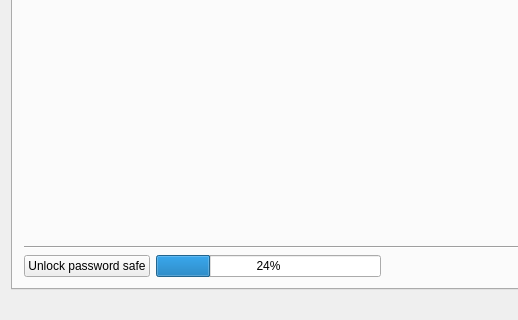
First picture: the form in src/ui/mainwindow.ui, repository Nitrokey/nitrokey-app, before the edit; both pictures show x 0 to 518 and y 461 to 781 of the 801 by 781 pixel window.
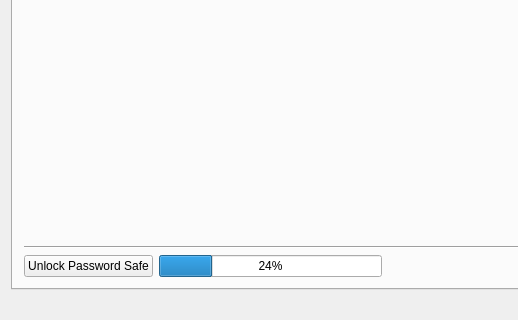
Second picture: the form after the edit. The open tabs and pages were chosen to show the change. Icons and pictures are not drawn.

Commit message:
Accessibility: names for main window
Change tab-stop order in main window
Add and correct accesible names and tooltips

```diff
--- a/src/ui/mainwindow.ui
+++ b/src/ui/mainwindow.ui
@@ -1175,7 +1175,7 @@
           <item>
            <widget class="QPushButton" name="PWS_ButtonEnable">
             <property name="text">
-             <string>Unlock password safe</string>
+             <string>Unlock Password Safe</string>
             </property>
            </widget>
           </item>
```
Left out of the diff: 150 changed lines with no effect on the pictures.
